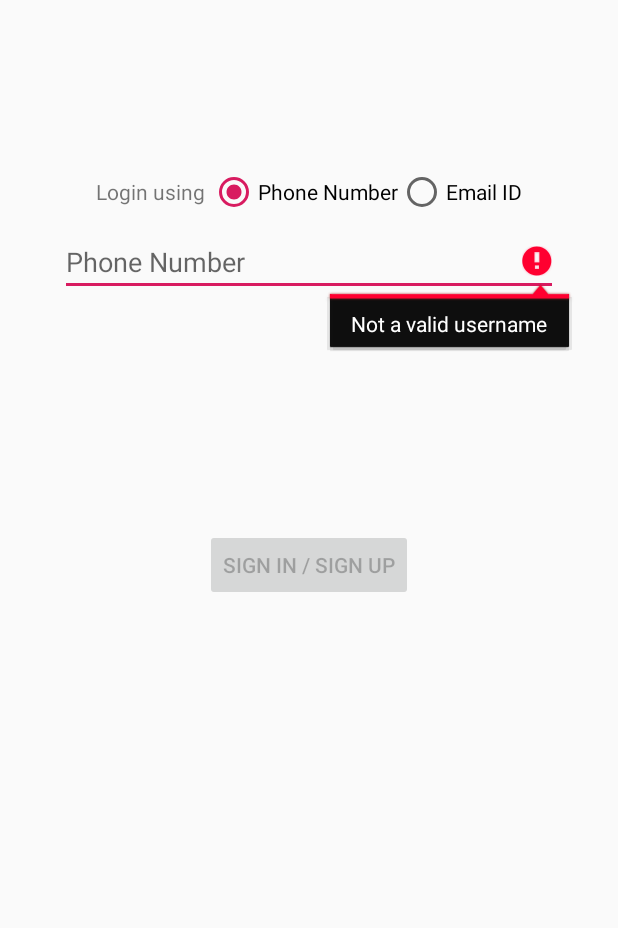
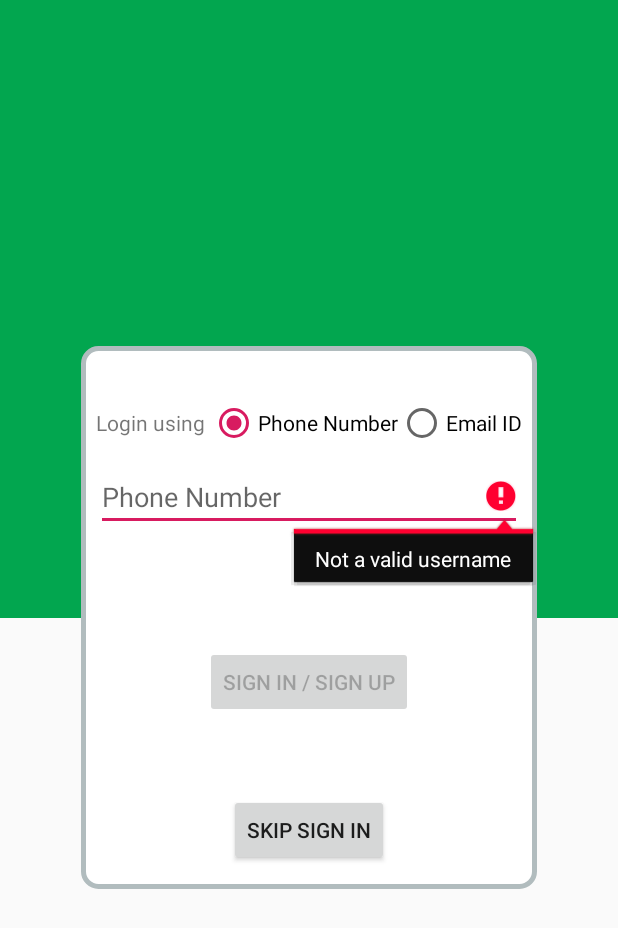
Before and after one commit to annai-high-tech/PasituPusi, an Android app: the screen it shows after launch (LoginMainActivity), on a phone screen of 412 x 824 dp. Shown: the top 928 px of the screen. Run offline under Robolectric (Android 15) with nearby library versions, the phone set to English and light mode, and no system bars; our stand-ins replace Firebase (no records; nobody signed in at launch, a user with empty details on screens opened directly); libraries missing offline, so code that uses them is left out: com.google.firestore.v1.

Commit message:
Release V00.03. Login page improvement

```diff
--- a/app/build.gradle
+++ b/app/build.gradle
@@ -1,8 +1,8 @@
 ext {
     appName = 'Pasitu Pusi'
     appId = 'com.aht.business.kirti.pasitupusi'
-    verCode = 2
-    verName = 'V0.02'
+    verCode = 3
+    verName = 'V0.03'
 }
 apply plugin: 'com.android.application'
 apply plugin: 'com.google.gms.google-services'
--- a/app/src/main/java/com/aht/business/kirti/pasitupusi/model/login/LoginWithEmail.java
+++ b/app/src/main/java/com/aht/business/kirti/pasitupusi/model/login/LoginWithEmail.java
@@ -37,6 +37,10 @@ public class LoginWithEmail {
 
         this.result = outResult;
         this.activity = activity;
+
+        if(email == null || password == null || email.equals("") || password.equals("") ){
+            return;
+        }
 
         firebaseAuth.createUserWithEmailAndPassword(email, password)
                 .addOnCompleteListener(activity, new OnCompleteListener<AuthResult>() {
@@ -90,6 +94,10 @@ public class LoginWithEmail {
         this.result = outResult;
         this.activity = activity;
 
+        if(email == null || password == null || email.equals("") || password.equals("") ){
+            return;
+        }
+
         firebaseAuth.signInWithEmailAndPassword(email, password)
                 .addOnCompleteListener(activity, new OnCompleteListener<AuthResult>() {
                     @Override
@@ -102,7 +110,7 @@ public class LoginWithEmail {
 
                             FirebaseUser currentUser = firebaseAuth.getCurrentUser();
 
-                            if (currentUser.isEmailVerified()) {
+                            if (currentUser != null && currentUser.isEmailVerified()) {
                                 user = new LoggedInUser(
                                         currentUser.getUid(),
                                         currentUser.getEmail(),
--- /dev/null
+++ b/app/src/main/java/com/aht/business/kirti/pasitupusi/model/login/UserType.java
@@ -0,0 +1,32 @@
+package com.aht.business.kirti.pasitupusi.model.login;
+
+public enum UserType {
+
+    ADMIN(0, "Admin"), USER(1, "User"), GUEST(2, "Guest");
+
+    private int index;
+    private String value;
+
+    private UserType(int index, String value){
+        this.index=index;
+        this.value=value;
+    }
+
+    public static int getIndex(UserType type) {
+        return type.index;
+    }
+
+    public static String getValue(UserType type) {
+        return type.value;
+    }
+
+    public static UserType findByIndex(int index) {
+        UserType[] testEnums = UserType.values();
+        for (UserType testEnum : testEnums) {
+            if (testEnum.index == index) {
+                return testEnum;
+            }
+        }
+        return null;
+    }
+}
--- a/app/src/main/java/com/aht/business/kirti/pasitupusi/model/profile/ProfileManager.java
+++ b/app/src/main/java/com/aht/business/kirti/pasitupusi/model/profile/ProfileManager.java
@@ -128,6 +128,10 @@ public class ProfileManager {
 
         FirebaseUser currentUser = FirebaseAuth.getInstance().getCurrentUser();
 
+        if(currentUser == null) {
+            return false;
+        }
+
         FirebaseFirestore db = FirebaseFirestore.getInstance();
 
         final DocumentReference docRef = db.collection("user_data").document(currentUser.getUid());
@@ -156,4 +160,13 @@ public class ProfileManager {
         return FirebaseAuth.getInstance().getCurrentUser() != null;
     }
 
+    public static String getUserName() {
+        String name = null;
+        if (FirebaseAuth.getInstance().getCurrentUser() != null) {
+            return FirebaseAuth.getInstance().getCurrentUser().getDisplayName();
+        }
+
+        return name;
+    }
+
 }
--- a/app/src/main/java/com/aht/business/kirti/pasitupusi/ui/login/LoginMainActivity.java
+++ b/app/src/main/java/com/aht/business/kirti/pasitupusi/ui/login/LoginMainActivity.java
@@ -18,6 +18,7 @@ import androidx.lifecycle.Observer;
 import androidx.lifecycle.ViewModelProviders;
 
 import com.aht.business.kirti.pasitupusi.R;
+import com.aht.business.kirti.pasitupusi.model.login.UserType;
 import com.aht.business.kirti.pasitupusi.ui.main.MainActivity;
 
 import static com.aht.business.kirti.pasitupusi.ui.login.LoginType.EMAIL_ID;
@@ -27,7 +28,7 @@ public class LoginMainActivity extends AppCompatActivity {
 
     private EditText usernameEditText;
     private EditText passwordEditText;
-    private Button loginButton;
+    private Button loginButton, guestLoginButton;
     private TextView resetButton;
     private ProgressBar loadingProgressBar;
     private RadioGroup radioGroupLoginType;
@@ -46,6 +47,7 @@ public class LoginMainActivity extends AppCompatActivity {
         usernameEditText = findViewById(R.id.username);
         passwordEditText = findViewById(R.id.password);
         loginButton = findViewById(R.id.login);
+        guestLoginButton = findViewById(R.id.guestLogin);
         resetButton = findViewById(R.id.reset);
         loadingProgressBar = findViewById(R.id.loading);
         radioGroupLoginType = findViewById(R.id.radioGroupLogin);
@@ -54,6 +56,7 @@ public class LoginMainActivity extends AppCompatActivity {
         passwordEditText.addTextChangedListener(mTextWatcher);
         radioGroupLoginType.setOnCheckedChangeListener(mOnCheckedChangeListener);
         loginButton.setOnClickListener(mOnClickListener);
+        guestLoginButton.setOnClickListener(mOnClickListener);
         resetButton.setOnClickListener(mOnClickListener);
         loginViewModel.getLoginFormState().observe(this, mObserver);
         loginViewModel.getLoginResult().observe(this, mObserverResult);
@@ -102,9 +105,13 @@ public class LoginMainActivity extends AppCompatActivity {
             if(view.getId() == loginButton.getId()) {
                 //String buttonText = loginButton.getText().toString();
                 //if (buttonText.equals(getResources().getString(R.string.action_sign_in_up))) {
-                    loginViewModel.login(usernameEditText.getText().toString(),
-                            passwordEditText.getText().toString(), LoginMainActivity.this, loginType);
+                loginViewModel.login(usernameEditText.getText().toString(),
+                        passwordEditText.getText().toString(), LoginMainActivity.this, loginType);
                 //}
+            }
+
+            if(view.getId() == guestLoginButton.getId()) {
+                openMainActivity("Guest", UserType.GUEST);
             }
 
             if(view.getId() == resetButton.getId()) {
@@ -178,9 +185,11 @@ public class LoginMainActivity extends AppCompatActivity {
             if (loginResult.getSuccess() != null) {
                 Toast.makeText(LoginMainActivity.this, "Login Success: " + loginResult.getSuccess().getUserId(), Toast.LENGTH_LONG).show();
 
-                Intent mainPage = new Intent(LoginMainActivity.this, MainActivity.class);
+                openMainActivity(loginResult.getSuccess().getUserId(), UserType.USER);
+
+                /*Intent mainPage = new Intent(LoginMainActivity.this, MainActivity.class);
                 mainPage.putExtra("uid", loginResult.getSuccess().getUserId());
-                LoginMainActivity.this.startActivity(mainPage);
+                LoginMainActivity.this.startActivity(mainPage);*/
 
             } else {
                 Toast.makeText(LoginMainActivity.this, "Login failed: " + loginResult.getErrorMsg(), Toast.LENGTH_LONG).show();
@@ -188,5 +197,12 @@ public class LoginMainActivity extends AppCompatActivity {
         }
     };
 
+    private void openMainActivity(String name, UserType userType) {
+        Intent mainPage = new Intent(LoginMainActivity.this, MainActivity.class);
+        mainPage.putExtra("USER_NAME", name);
+        mainPage.putExtra("USER_TYPE", userType.toString());
+        LoginMainActivity.this.startActivity(mainPage);
+
+    }
 
 }
--- a/app/src/main/java/com/aht/business/kirti/pasitupusi/ui/main/MainActivity.java
+++ b/app/src/main/java/com/aht/business/kirti/pasitupusi/ui/main/MainActivity.java
@@ -4,6 +4,7 @@ import android.content.Intent;
 import android.os.Bundle;
 
 import com.aht.business.kirti.pasitupusi.R;
+import com.aht.business.kirti.pasitupusi.model.login.UserType;
 import com.aht.business.kirti.pasitupusi.model.profile.ProfileManager;
 import com.aht.business.kirti.pasitupusi.model.profile.ProfileViewModel;
 import com.aht.business.kirti.pasitupusi.ui.login.LoginMainActivity;
@@ -25,6 +26,7 @@ import androidx.lifecycle.Observer;
 import androidx.lifecycle.ViewModelProviders;
 import androidx.appcompat.app.AppCompatActivity;
 
+import android.view.Menu;
 import android.view.MenuItem;
 import android.view.View;
 import android.widget.Button;
@@ -36,6 +38,17 @@ public class MainActivity extends AppCompatActivity {
     private Button logoutButton;
     private BaseFragment currentFragment;
     private ProfileViewModel profileViewModel;
+
+    private String userDisplayName = null;
+    private UserType userType = UserType.GUEST;
+
+    public String getUserDisplayName() {
+        return userDisplayName;
+    }
+
+    public UserType getUserType() {
+        return userType;
+    }
 
     @Override
     protected void onCreate(Bundle savedInstanceState) {
@@ -64,9 +77,14 @@ public class MainActivity extends AppCompatActivity {
         logoutButton = findViewById(R.id.buttonSignOut);
         logoutButton.setOnClickListener(mOnClickSignoutListener);
 
-        //String uid = getIntent().getStringExtra("uid");
+        userDisplayName = getIntent().getStringExtra("USER_NAME");
+        String mUserType = getIntent().getStringExtra("USER_TYPE");
 
-        if(!ProfileManager.isValidUser()) {
+        if(mUserType != null) {
+            userType = UserType.valueOf(mUserType);
+        }
+
+        if(!ProfileManager.isValidUser() && !(userDisplayName != null && userDisplayName.equals("Guest"))) {
             logoutButton.performClick();
         }
 
@@ -89,6 +107,18 @@ public class MainActivity extends AppCompatActivity {
         profileViewModel.isProfileCreated();
 
         //getSupportActionBar().hide();
+
+        Menu nav_Menu = navigationView.getMenu();
+        nav_Menu.findItem(R.id.nav_logout).setTitle("Logout");
+        nav_Menu.findItem(R.id.nav_profile).setVisible(true);
+
+        if(ProfileManager.isValidUser()) {
+            userDisplayName = ProfileManager.getUserName();
+        }
+        else if(!ProfileManager.isValidUser() && userType == UserType.GUEST) {
+            nav_Menu.findItem(R.id.nav_profile).setVisible(false);
+            nav_Menu.findItem(R.id.nav_logout).setTitle("Login");
+        }
 
     }
 
--- a/app/src/main/java/com/aht/business/kirti/pasitupusi/ui/main/PlaceholderFragment.java
+++ b/app/src/main/java/com/aht/business/kirti/pasitupusi/ui/main/PlaceholderFragment.java
@@ -15,9 +15,6 @@ import com.aht.business.kirti.pasitupusi.ui.main.tabs.BaseFragment;
  * A placeholder fragment containing a simple view.
  */
 public class PlaceholderFragment extends Fragment {
-
-    private static final String ARG_FRAGMENT_CLASS = "fragment_class";
-    private static final String ARG_ACTITITY_OBJECT = "activity_object";
 
     private BaseFragment currentFragment;
     private PageViewModel pageViewModel;
--- a/app/src/main/java/com/aht/business/kirti/pasitupusi/ui/main/tabs/HomeFragment.java
+++ b/app/src/main/java/com/aht/business/kirti/pasitupusi/ui/main/tabs/HomeFragment.java
@@ -6,17 +6,23 @@ import android.view.LayoutInflater;
 import android.view.View;
 import android.view.ViewGroup;
 import android.widget.Button;
+import android.widget.TextView;
 
 import androidx.fragment.app.Fragment;
 
 import com.aht.business.kirti.pasitupusi.R;
+import com.aht.business.kirti.pasitupusi.ui.main.MainActivity;
 
 public class HomeFragment extends BaseFragment {
 
+    private MainActivity activity;
     private Button mGotoButton;
+    private TextView textViewWelcomeMsg;
 
-    public HomeFragment(Activity activity) {
+    public HomeFragment(MainActivity activity) {
         super(activity);
+
+        this.activity = activity;
     }
 
     @Override
@@ -25,9 +31,11 @@ public class HomeFragment extends BaseFragment {
 
         View view = inflater.inflate(R.layout.fragment_home, container, false);
 
+        textViewWelcomeMsg =  view.findViewById(R.id.home_welcome);
         //mGoToButton = (Button) view.findViewById(R.id.goto_button);
         //mGoToButton.setOnClickListener(listener);
 
+        textViewWelcomeMsg.setText("Hello " + activity.getUserDisplayName() + "!\n\tWelcome to Pasitu Pusi Menu");
         return view;
     }
 
--- /dev/null
+++ b/app/src/main/res/drawable/layout_bg.xml
@@ -0,0 +1,7 @@
+<?xml version="1.0" encoding="utf-8"?>
+<shape xmlns:android="http://schemas.android.com/apk/res/android">
+    <solid android:color="#FFFFFF"/>
+    <stroke android:width="3dp" android:color="#B1BCBE" />
+    <corners android:radius="10dp"/>
+    <padding android:left="0dp" android:top="0dp" android:right="0dp" android:bottom="0dp" />
+</shape>
--- a/app/src/main/res/layout/activity_login.xml
+++ b/app/src/main/res/layout/activity_login.xml
@@ -5,24 +5,56 @@
     android:id="@+id/container"
     android:layout_width="match_parent"
     android:layout_height="match_parent"
-    android:paddingLeft="@dimen/activity_horizontal_margin"
-    android:paddingTop="@dimen/activity_vertical_margin"
-    android:paddingRight="@dimen/activity_horizontal_margin"
-    android:paddingBottom="@dimen/activity_vertical_margin"
     tools:context=".ui.login.LoginMainActivity">
+
+    <LinearLayout
+        android:layout_width="fill_parent"
+        android:layout_height="fill_parent"
+        android:orientation="vertical"
+        android:weightSum="2"
+        app:layout_constraintEnd_toEndOf="parent"
+        app:layout_constraintStart_toStartOf="parent"
+        app:layout_constraintTop_toTopOf="parent">
+
+        <LinearLayout
+            android:layout_width="fill_parent"
+            android:layout_height="fill_parent"
+            android:layout_weight="1"
+            android:background="#02A64F"></LinearLayout>
+
+        <LinearLayout
+            android:layout_width="fill_parent"
+            android:layout_height="fill_parent"
+            android:layout_weight="1"></LinearLayout>
+
+    </LinearLayout>
+
+    <RelativeLayout
+        android:layout_width="match_parent"
+        android:layout_height="match_parent">
+
+        <LinearLayout
+            android:id="@+id/login_layout"
+            android:layout_width="wrap_content"
+            android:layout_height="wrap_content"
+            android:layout_centerInParent="true"
+            android:layout_marginStart="30dp"
+            android:layout_marginTop="30dp"
+            android:layout_marginEnd="30dp"
+            android:layout_marginBottom="30dp"
+            android:background="@drawable/layout_bg"
+            android:gravity="center"
+            android:orientation="vertical"
+            android:padding="10dp">
 
             <RadioGroup
                 android:id="@+id/radioGroupLogin"
                 android:layout_width="wrap_content"
                 android:layout_height="wrap_content"
-        android:layout_marginStart="24dp"
-        android:layout_marginTop="96dp"
-        android:layout_marginEnd="24dp"
+                android:layout_marginTop="25dp"
+                android:layout_marginBottom="5dp"
                 android:orientation="horizontal"
-        android:text="Login as "
-        app:layout_constraintEnd_toEndOf="parent"
-        app:layout_constraintStart_toStartOf="parent"
-        app:layout_constraintTop_toTopOf="parent">
+                android:text="Login as ">
 
 
                 <TextView
@@ -47,81 +79,62 @@
 
             <EditText
                 android:id="@+id/username"
-        android:layout_width="0dp"
+                android:layout_width="match_parent"
                 android:layout_height="wrap_content"
-        android:layout_marginStart="24dp"
-        android:layout_marginTop="136dp"
-        android:layout_marginEnd="24dp"
+                android:layout_marginTop="5dp"
+                android:layout_marginBottom="5dp"
                 android:hint="@string/prompt_email"
                 android:inputType="textEmailAddress"
-        android:selectAllOnFocus="true"
-        app:layout_constraintEnd_toEndOf="parent"
-        app:layout_constraintStart_toStartOf="parent"
-        app:layout_constraintTop_toTopOf="parent" />
+                android:selectAllOnFocus="true" />
 
             <EditText
                 android:id="@+id/password"
-        android:layout_width="0dp"
+                android:layout_width="match_parent"
                 android:layout_height="wrap_content"
-        android:layout_marginStart="24dp"
-        android:layout_marginTop="8dp"
-        android:layout_marginEnd="24dp"
+                android:layout_marginTop="5dp"
+                android:layout_marginBottom="5dp"
                 android:hint="@string/prompt_email_password"
                 android:imeActionLabel="@string/action_sign_in"
                 android:imeOptions="actionDone"
                 android:inputType="textPassword"
-        android:selectAllOnFocus="true"
-        app:layout_constraintEnd_toEndOf="parent"
-        app:layout_constraintStart_toStartOf="parent"
-        app:layout_constraintTop_toBottomOf="@+id/username" />
+                android:selectAllOnFocus="true" />
 
             <Button
                 android:id="@+id/login"
                 android:layout_width="wrap_content"
                 android:layout_height="wrap_content"
-        android:layout_gravity="start"
-        android:layout_marginStart="48dp"
-        android:layout_marginTop="16dp"
-        android:layout_marginEnd="48dp"
-        android:layout_marginBottom="64dp"
+                android:layout_marginTop="15dp"
+                android:layout_marginBottom="5dp"
                 android:enabled="false"
-        android:text="@string/action_sign_in_up"
-        app:layout_constraintBottom_toBottomOf="parent"
-        app:layout_constraintEnd_toEndOf="parent"
-        app:layout_constraintStart_toStartOf="parent"
-        app:layout_constraintTop_toBottomOf="@+id/password"
-        app:layout_constraintVertical_bias="0.2" />
-
+                android:text="@string/action_sign_in_up" />
 
             <TextView
                 android:id="@+id/reset"
                 android:layout_width="wrap_content"
                 android:layout_height="wrap_content"
-        android:layout_weight="1"
+                android:layout_marginTop="5dp"
+                android:layout_marginBottom="5dp"
                 android:text="@string/action_reset"
-        android:textStyle="italic"
-        app:layout_constraintBottom_toBottomOf="parent"
-        app:layout_constraintEnd_toEndOf="parent"
-        app:layout_constraintStart_toStartOf="parent"
-        app:layout_constraintTop_toTopOf="@+id/login"
-        app:layout_constraintVertical_bias="0.15" />
+                android:textStyle="italic" />
+
+            <Button
+                android:id="@+id/guestLogin"
+                android:layout_width="wrap_content"
+                android:layout_height="wrap_content"
+                android:layout_marginTop="15dp"
+                android:layout_marginBottom="5dp"
+                android:text="@string/action_guest_sign_in" />
+
+        </LinearLayout>
 
         <ProgressBar
             android:id="@+id/loading"
             android:layout_width="wrap_content"
             android:layout_height="wrap_content"
+            android:layout_below="@id/login_layout"
+            android:layout_centerInParent="true"
             android:layout_gravity="center"
-        android:layout_marginStart="32dp"
-        android:layout_marginTop="64dp"
-        android:layout_marginEnd="32dp"
-        android:layout_marginBottom="64dp"
-        android:visibility="gone"
-        app:layout_constraintBottom_toBottomOf="parent"
-        app:layout_constraintEnd_toEndOf="@+id/password"
-        app:layout_constraintStart_toStartOf="@+id/password"
-        app:layout_constraintTop_toTopOf="parent"
-        app:layout_constraintVertical_bias="0.3" />
+            android:visibility="gone" />
 
-
-
+    </RelativeLayout>
 </androidx.constraintlayout.widget.ConstraintLayout>
--- a/app/src/main/res/values/login_page.xml
+++ b/app/src/main/res/values/login_page.xml
@@ -8,6 +8,7 @@
 
     <string name="action_sign_in_up">Sign in / Sign up</string>
     <string name="action_sign_in">Sign in</string>
+    <string name="action_guest_sign_in">Skip Sign in</string>
     <string name="action_reset">Reset Password</string>
 
     <string name="invalid_username">Not a valid username</string>
```
Also changed, not shown: 2 other files. Lines whose indentation alone changed are shown as unchanged.
